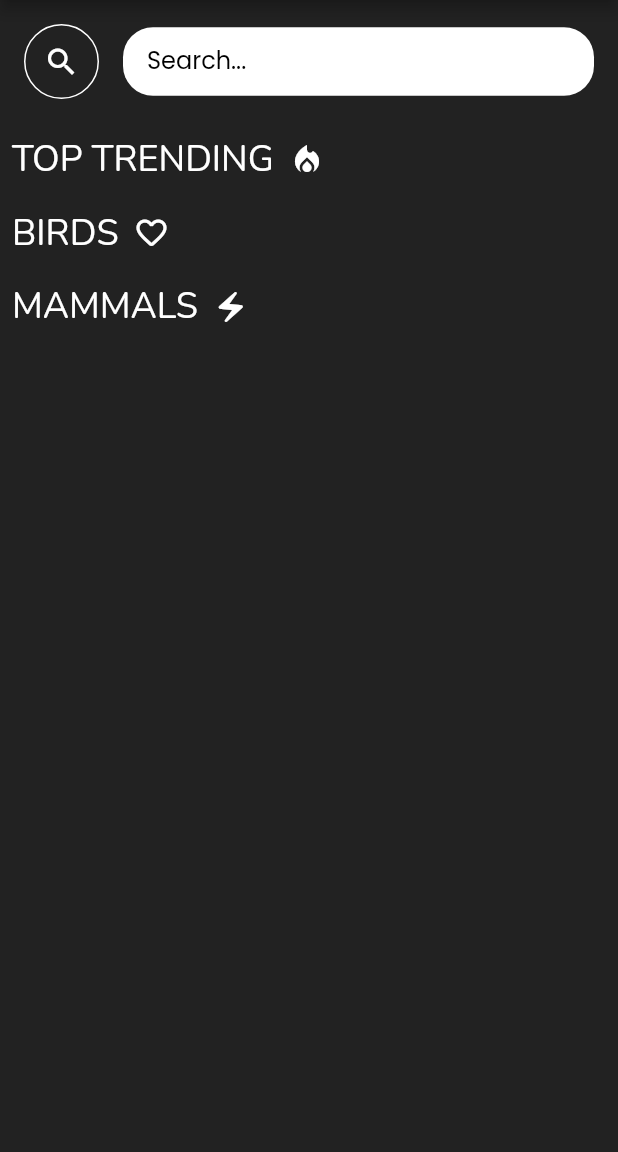
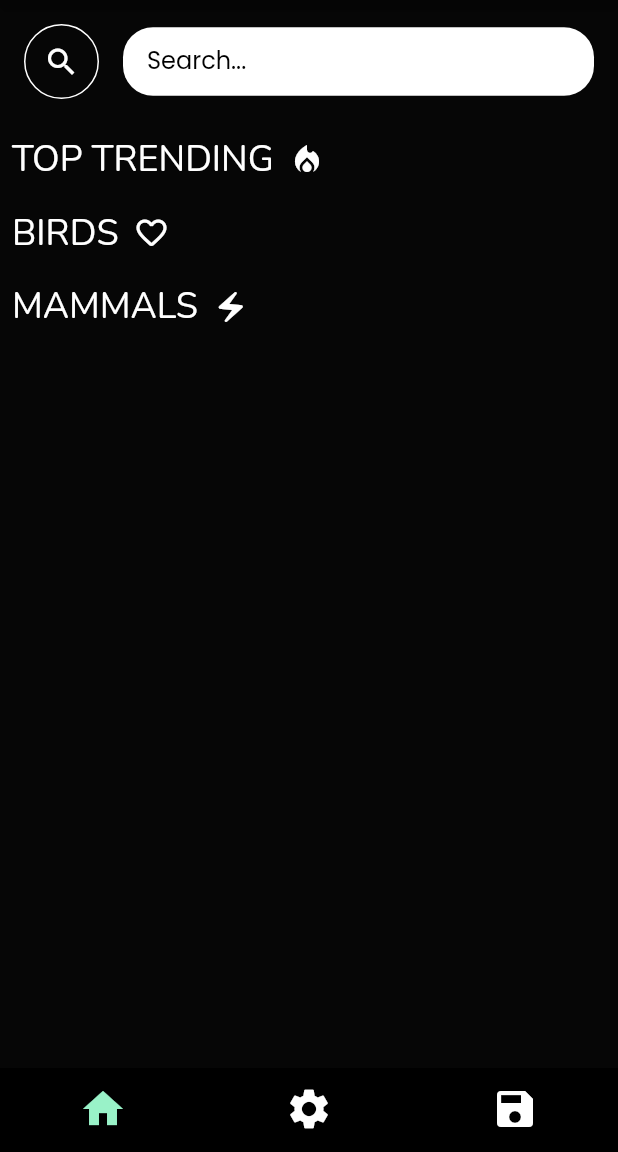
Before and after one commit to soniyav20/HoloZoo, a Flutter app: the screen it shows after launch, after a tap on "Get Started", on a phone screen of 412 x 824 dp, the part 84-1236 px from its top. Run offline on Flutter 3.47's test engine with Material 2 defaults, Android fonts, the light colour scheme and no system bars.

Commit message:
Bottom Bar Added

```diff
--- /dev/null
+++ b/lib/views/BottomNavPage.dart
@@ -0,0 +1,70 @@
+import 'package:flutter/material.dart';
+import 'package:holo_zoo/views/home_page.dart';
+
+class BottomNavPage extends StatefulWidget {
+  @override
+  _BottomNavPageState createState() => _BottomNavPageState();
+}
+
+class _BottomNavPageState extends State<BottomNavPage> {
+  int _currentIndex = 0;
+
+  final List<Widget> _pages = [
+    HomePage(),
+    SettingsScreen(),
+    SavedScreen(),
+  ];
+
+  @override
+  Widget build(BuildContext context) {
+    return Scaffold(
+      body: _pages[_currentIndex], // Show the selected page
+      bottomNavigationBar: BottomNavigationBar(
+        selectedFontSize: 0,
+        selectedIconTheme: IconThemeData(size: 32),
+        unselectedIconTheme: IconThemeData(size: 32),
+        backgroundColor: Colors.black,
+        selectedItemColor: Color(0xff99F2C8),
+        unselectedItemColor: Colors.white,
+        currentIndex: _currentIndex,
+        onTap: (index) {
+          setState(() {
+            _currentIndex = index;
+          });
+        },
+        items: [
+          BottomNavigationBarItem(
+            icon: Icon(Icons.home),
+            label: 'Home',
+          ),
+          BottomNavigationBarItem(
+            icon: Icon(Icons.settings),
+            label: 'Settings',
+          ),
+          BottomNavigationBarItem(
+            icon: Icon(Icons.save),
+            label: 'Saved',
+          ),
+        ],
+      ),
+    );
+  }
+}
+
+class SettingsScreen extends StatelessWidget {
+  @override
+  Widget build(BuildContext context) {
+    return Center(
+      child: Text('Settings Screen'),
+    );
+  }
+}
+
+class SavedScreen extends StatelessWidget {
+  @override
+  Widget build(BuildContext context) {
+    return Center(
+      child: Text('Saved Screen'),
+    );
+  }
+}
--- a/lib/views/onboarding_page.dart
+++ b/lib/views/onboarding_page.dart
@@ -1,5 +1,5 @@
 import 'package:flutter/material.dart';
-import 'package:holo_zoo/views/home_page.dart';
+import 'package:holo_zoo/views/BottomNavPage.dart';
 import 'package:holo_zoo/views/widgets/gradient_button.dart';
 import 'package:holo_zoo/views/widgets/text_box.dart';
 
@@ -62,7 +62,7 @@
             Navigator.pushReplacement(
               context,
               MaterialPageRoute(
-                builder: (_) => const HomePage(),
+                builder: (_) => BottomNavPage(),
               ),
             );
           },
```
